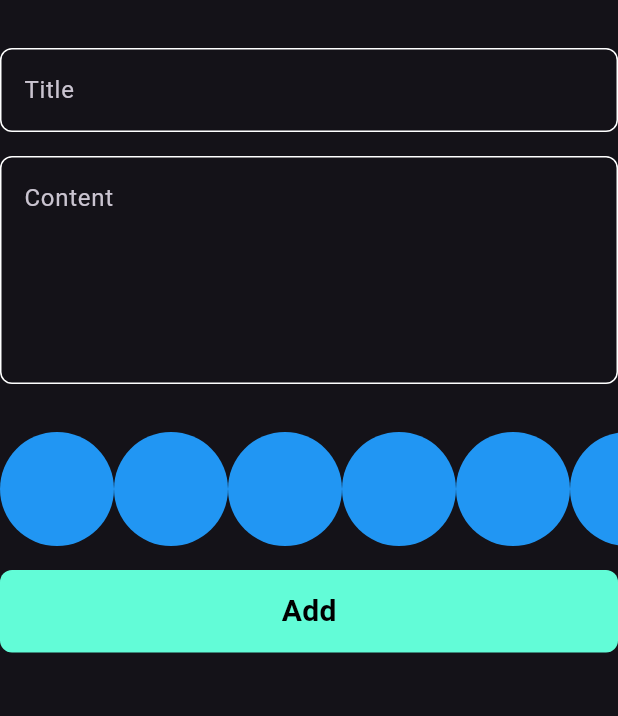
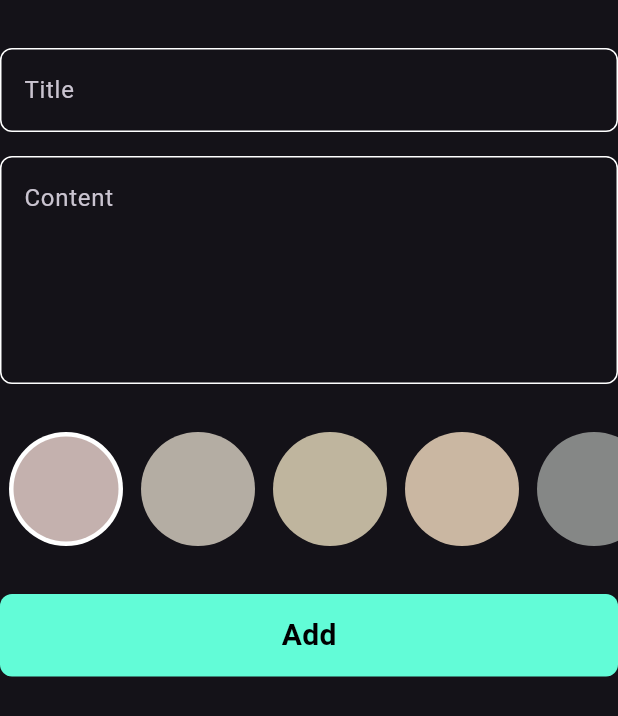
Before and after one commit to omarhelmy2004/notes_app, a Flutter app: the AddNoteForm widget shown alone on an empty page, opened directly, on a phone screen of 412 x 824 dp. Shown: the top 716 px of the screen. Run offline on Flutter 3.47's test engine with Material 3 defaults, Android fonts, the phone set to English and light mode, and no system bars; our stand-ins replace bloc, flutter_bloc, hive, hive_flutter; accounts and stored records are empty.

Commit message:
Create colors list part two

```diff
--- a/lib/views/widgets/add_note_form.dart
+++ b/lib/views/widgets/add_note_form.dart
@@ -52,7 +52,7 @@ class _AddNoteFormState extends State<AddNoteForm> {
           ),
           const ColorsListView(),
           const SizedBox(
-            height: 16,
+            height: 32,
           ),
           BlocBuilder<AddNoteCubit, AddNoteState>(
             builder: (context, state) {
@@ -86,15 +86,3 @@ class _AddNoteFormState extends State<AddNoteForm> {
     );
   }
 }
-
-class ColorsItem extends StatelessWidget {
-  const ColorsItem({super.key});
-
-  @override
-  Widget build(BuildContext context) {
-    return const CircleAvatar(
-      backgroundColor: Colors.blue,
-      radius: 38,
-    );
-  }
-}
--- a/lib/views/widgets/colors_item.dart
+++ b/lib/views/widgets/colors_item.dart
@@ -1,13 +1,23 @@
 import 'package:flutter/material.dart';
 
 class ColorsItem extends StatelessWidget {
-  const ColorsItem({super.key});
-
+  const ColorsItem({super.key, required this.isActive, required this.color});
+  final bool isActive;
+  final Color color;
   @override
   Widget build(BuildContext context) {
-    return const CircleAvatar(
-      backgroundColor: Colors.blue,
-      radius: 38,
-    );
+    return isActive
+        ? CircleAvatar(
+            backgroundColor: Colors.white,
+            radius: 38,
+            child: CircleAvatar(
+              backgroundColor: color,
+              radius: 35,
+            ),
+          )
+        : CircleAvatar(
+            backgroundColor: color,
+            radius: 38,
+          );
   }
 }
--- a/lib/views/widgets/colors_list_view.dart
+++ b/lib/views/widgets/colors_list_view.dart
@@ -1,18 +1,44 @@
 import 'package:flutter/material.dart';
-import 'package:notes_app/views/widgets/add_note_form.dart';
+import 'package:notes_app/views/widgets/colors_item.dart';
 
-class ColorsListView extends StatelessWidget {
+class ColorsListView extends StatefulWidget {
   const ColorsListView({super.key});
 
+  @override
+  State<ColorsListView> createState() => _ColorsListViewState();
+}
+
+class _ColorsListViewState extends State<ColorsListView> {
+  List<Color> colors = const [
+    Color(0xffc4b1ae),
+    Color(0xffb4ada3),
+    Color(0xffbfb59e),
+    Color(0xffcab7a2),
+    Color(0xff858786),
+  ];
+  int currentIndex = 0;
   @override
   Widget build(BuildContext context) {
     return SizedBox(
       height: 38 * 2,
       child: ListView.builder(
         scrollDirection: Axis.horizontal,
-        itemCount: 10,
+        itemCount: colors.length,
         itemBuilder: (context, index) {
-          return const ColorsItem();
+          return Padding(
+            padding: const EdgeInsets.symmetric(horizontal: 6),
+            child: GestureDetector(
+              onTap: () {
+                setState(() {
+                  currentIndex = index;
+                });
+              },
+              child: ColorsItem(
+                color: colors[index],
+                isActive: currentIndex == index,
+              ),
+            ),
+          );
         },
       ),
     );
```
